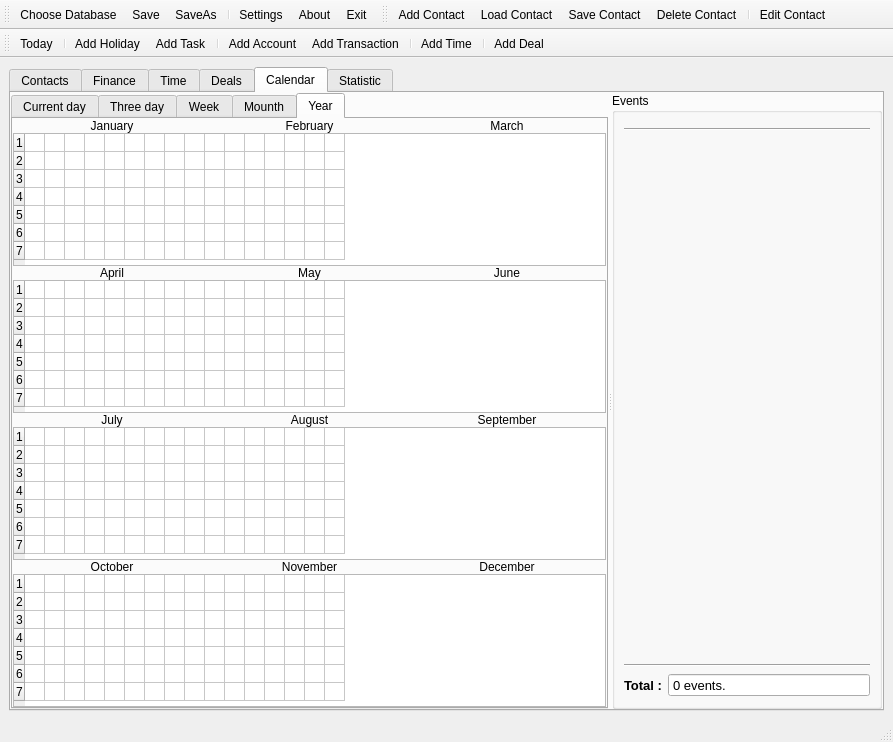
Above: trunk/Organizer/OrganizerView.ui from konradlst/Organizer before the change. Below: the same form after it.
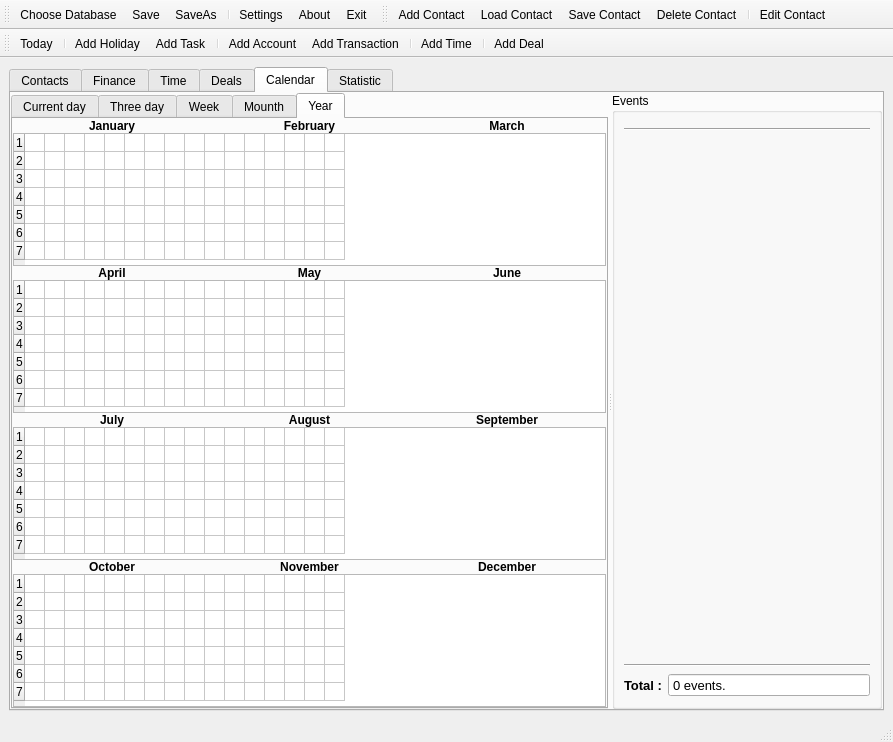
That is the form after the change. The open tabs and pages were chosen to show the change. Icons and pictures are not drawn. Custom widgets are drawn as their Qt base class.

Commit message: [UI][FEATURE] init yearCalendar, realize set Today in yearCalendar

```diff
--- a/trunk/Organizer/OrganizerView.ui
+++ b/trunk/Organizer/OrganizerView.ui
@@ -1325,6 +1325,12 @@
           </item>
           <item row="2" column="0">
            <widget class="QLabel" name="lblMounth4">
+            <property name="font">
+             <font>
+              <weight>75</weight>
+              <bold>true</bold>
+             </font>
+            </property>
             <property name="text">
              <string>April</string>
             </property>
@@ -1335,6 +1341,12 @@
           </item>
           <item row="0" column="0">
            <widget class="QLabel" name="lblMounth1">
+            <property name="font">
+             <font>
+              <weight>75</weight>
+              <bold>true</bold>
+             </font>
+            </property>
             <property name="text">
              <string>January</string>
             </property>
@@ -1345,6 +1357,12 @@
           </item>
           <item row="2" column="1">
            <widget class="QLabel" name="lblMounth5">
+            <property name="font">
+             <font>
+              <weight>75</weight>
+              <bold>true</bold>
+             </font>
+            </property>
             <property name="text">
              <string>May</string>
             </property>
@@ -1355,6 +1373,12 @@
           </item>
           <item row="0" column="2">
            <widget class="QLabel" name="lblMounth3">
+            <property name="font">
+             <font>
+              <weight>75</weight>
+              <bold>true</bold>
+             </font>
+            </property>
             <property name="text">
              <string>March</string>
             </property>
@@ -1365,6 +1389,12 @@
           </item>
           <item row="0" column="1">
            <widget class="QLabel" name="lblMounth2">
+            <property name="font">
+             <font>
+              <weight>75</weight>
+              <bold>true</bold>
+             </font>
+            </property>
             <property name="text">
              <string>February</string>
             </property>
@@ -1375,6 +1405,12 @@
           </item>
           <item row="4" column="0">
            <widget class="QLabel" name="lblMounth7">
+            <property name="font">
+             <font>
+              <weight>75</weight>
+              <bold>true</bold>
+             </font>
+            </property>
             <property name="text">
              <string>July</string>
             </property>
@@ -1385,6 +1421,12 @@
           </item>
           <item row="2" column="2">
            <widget class="QLabel" name="lblMounth6">
+            <property name="font">
+             <font>
+              <weight>75</weight>
+              <bold>true</bold>
+             </font>
+            </property>
             <property name="text">
              <string>June</string>
             </property>
@@ -1395,6 +1437,12 @@
           </item>
           <item row="4" column="1">
            <widget class="QLabel" name="lblMounth8">
+            <property name="font">
+             <font>
+              <weight>75</weight>
+              <bold>true</bold>
+             </font>
+            </property>
             <property name="text">
              <string>August</string>
             </property>
@@ -1405,6 +1453,12 @@
           </item>
           <item row="4" column="2">
            <widget class="QLabel" name="lblMounth9">
+            <property name="font">
+             <font>
+              <weight>75</weight>
+              <bold>true</bold>
+             </font>
+            </property>
             <property name="text">
              <string>September</string>
             </property>
@@ -1415,6 +1469,12 @@
           </item>
           <item row="6" column="0">
            <widget class="QLabel" name="lblMounth10">
+            <property name="font">
+             <font>
+              <weight>75</weight>
+              <bold>true</bold>
+             </font>
+            </property>
             <property name="text">
              <string>October</string>
             </property>
@@ -1425,6 +1485,12 @@
           </item>
           <item row="6" column="1">
            <widget class="QLabel" name="lblMounth11">
+            <property name="font">
+             <font>
+              <weight>75</weight>
+              <bold>true</bold>
+             </font>
+            </property>
             <property name="text">
              <string>November</string>
             </property>
@@ -1435,6 +1501,12 @@
           </item>
           <item row="6" column="2">
            <widget class="QLabel" name="lblMounth12">
+            <property name="font">
+             <font>
+              <weight>75</weight>
+              <bold>true</bold>
+             </font>
+            </property>
             <property name="text">
              <string>December</string>
             </property>
```
Left out of the diff: 4 changed lines with no effect on the pictures. The commit also changes 2 other files.
